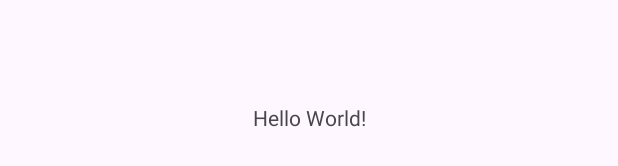
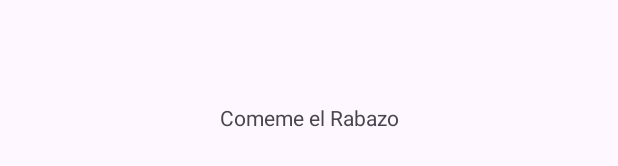
Before and after one commit to gcalvarez93/practica-fundamentos-android, an Android app: the layout activity_main.xml on its own in the app's theme, with its tools: preview values and no code run, on a phone screen of 412 x 824 dp. Shown: the part 501-667 px from the top of the screen. Run offline under Robolectric (Android 15) with nearby library versions, the phone set to English and light mode, and no system bars.

Commit message:
Initial Commit

```diff
--- a/DragonBallFundamentosAndroid/app/src/main/res/layout/activity_main.xml
+++ b/DragonBallFundamentosAndroid/app/src/main/res/layout/activity_main.xml
@@ -9,7 +9,7 @@
     <TextView
         android:layout_width="wrap_content"
         android:layout_height="wrap_content"
-        android:text="Hello World!"
+        android:text="Comeme el Rabazo"
         app:layout_constraintBottom_toBottomOf="parent"
         app:layout_constraintEnd_toEndOf="parent"
         app:layout_constraintStart_toStartOf="parent"
```
